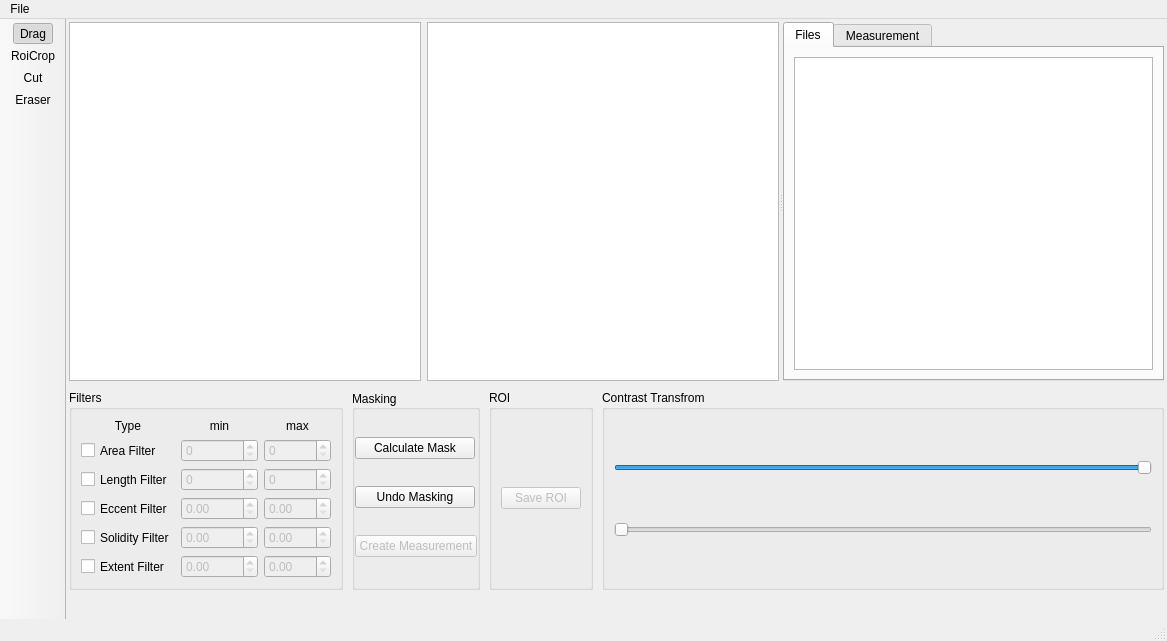
The window that stim_tool_main_window.ui (MartNied/STIM_Tool) describes before a commit, drawn with Qt 5.
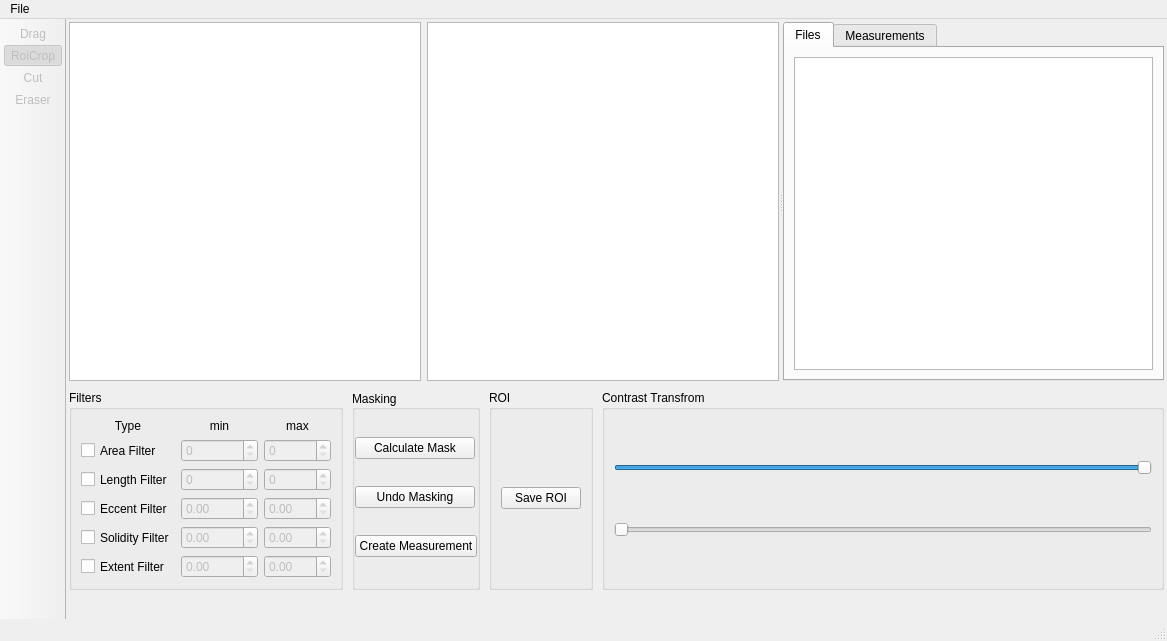
The same window after the commit. Icons and pictures are not drawn.

Patch:
```diff
--- a/stim_tool_main_window.ui
+++ b/stim_tool_main_window.ui
@@ -155,7 +155,7 @@
        </widget>
        <widget class="QWidget" name="tab_2">
         <attribute name="title">
-         <string>Measurement</string>
+         <string>Measurements</string>
         </attribute>
        </widget>
       </widget>
@@ -470,7 +470,10 @@
        </widget>
       </item>
       <item>
-       <widget class="QGroupBox" name="MaskGroupBox">
+       <widget class="QGroupBox" name="maskGroupBox">
+        <property name="enabled">
+         <bool>true</bool>
+        </property>
         <property name="sizePolicy">
          <sizepolicy hsizetype="Maximum" vsizetype="Preferred">
           <horstretch>0</horstretch>
@@ -502,7 +505,7 @@
          <item row="2" column="0">
           <widget class="QPushButton" name="doMeasurementButton">
            <property name="enabled">
-            <bool>false</bool>
+            <bool>true</bool>
            </property>
            <property name="sizePolicy">
             <sizepolicy hsizetype="Maximum" vsizetype="Maximum">
@@ -582,6 +585,9 @@
       </item>
       <item>
        <widget class="QGroupBox" name="roiGroupBox">
+        <property name="enabled">
+         <bool>true</bool>
+        </property>
         <property name="title">
          <string>ROI</string>
         </property>
@@ -589,7 +595,7 @@
          <item>
           <widget class="QPushButton" name="saveRoiButton">
            <property name="enabled">
-            <bool>false</bool>
+            <bool>true</bool>
            </property>
            <property name="text">
             <string>Save ROI</string>
@@ -742,6 +748,9 @@
    <addaction name="menuFile"/>
   </widget>
   <widget class="QToolBar" name="toolBar">
+   <property name="enabled">
+    <bool>false</bool>
+   </property>
    <property name="sizePolicy">
     <sizepolicy hsizetype="Fixed" vsizetype="Preferred">
      <horstretch>0</horstretch>
@@ -794,6 +803,9 @@
    <property name="checkable">
     <bool>true</bool>
    </property>
+   <property name="checked">
+    <bool>true</bool>
+   </property>
    <property name="icon">
     <iconset>
      <normaloff>icons/roi_icon.ico</normaloff>icons/roi_icon.ico</iconset>
@@ -810,7 +822,7 @@
     <bool>true</bool>
    </property>
    <property name="checked">
-    <bool>true</bool>
+    <bool>false</bool>
    </property>
    <property name="icon">
     <iconset>
```
Left out of the diff: 205 changed lines with no effect on the pictures.
